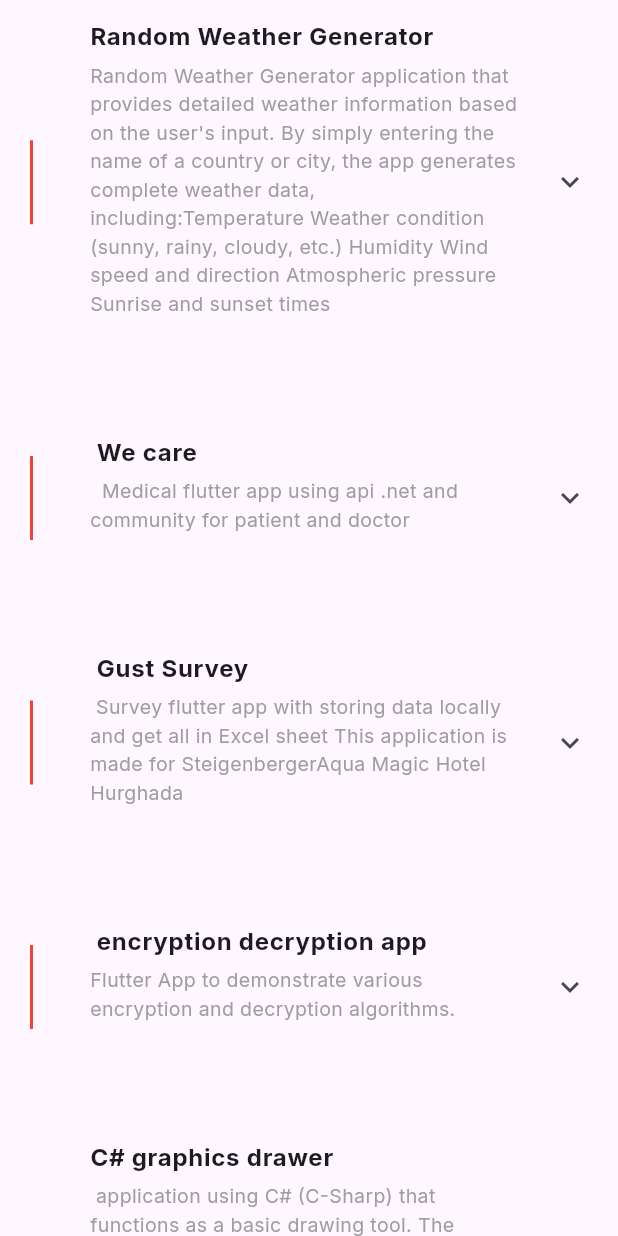
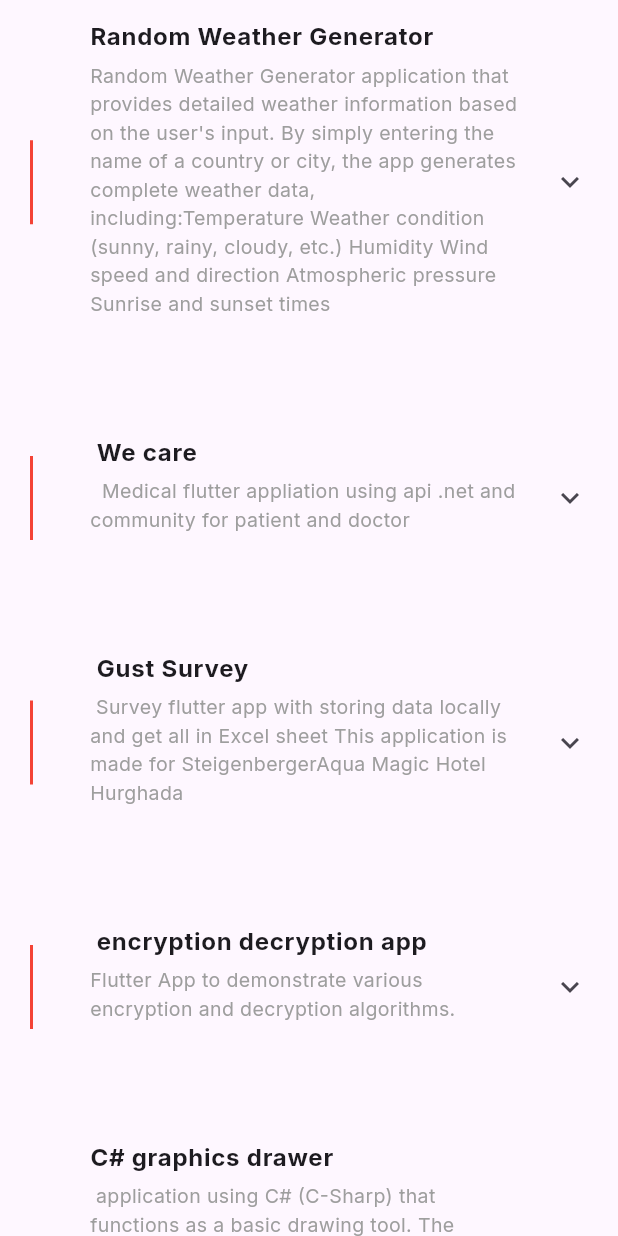
Before and after one commit to RomanyMakramYassa/portfolio, a Flutter app: the Projects screen opened directly, scrolled down 1728 dp, on a phone screen of 412 x 824 dp. Run offline on Flutter 3.47's test engine with Material 3 defaults, Android fonts, the phone set to English and light mode, and no system bars; our stand-ins replace auto_size_text, flutter_animate, flutter_svg, font_awesome_flutter, google_fonts, rive; missing offline and left inert: custom_button_builder, device_frame; statements that could not run were skipped; project files that could hold a hidden picture were left out.

Commit message:
done all

```diff
--- a/lib/consts/data.dart
+++ b/lib/consts/data.dart
@@ -322,7 +322,7 @@ final List<Jproject> jProject = [
   Jproject(
     color: Colors.red,
     title: ' We care',
-    company: '  Medical flutter app using api .net and community for patient and doctor ',
+    company: '  Medical flutter appliation using api .net and community for patient and doctor ',
     bulletPoints: [
       "flutter",
 
```
